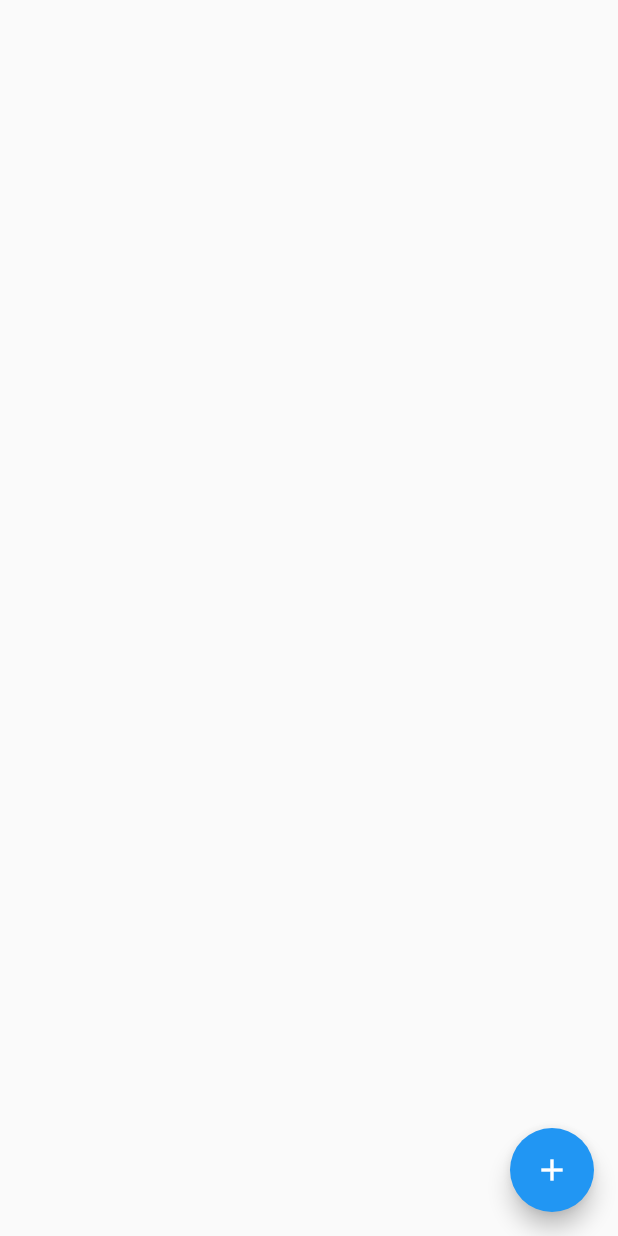
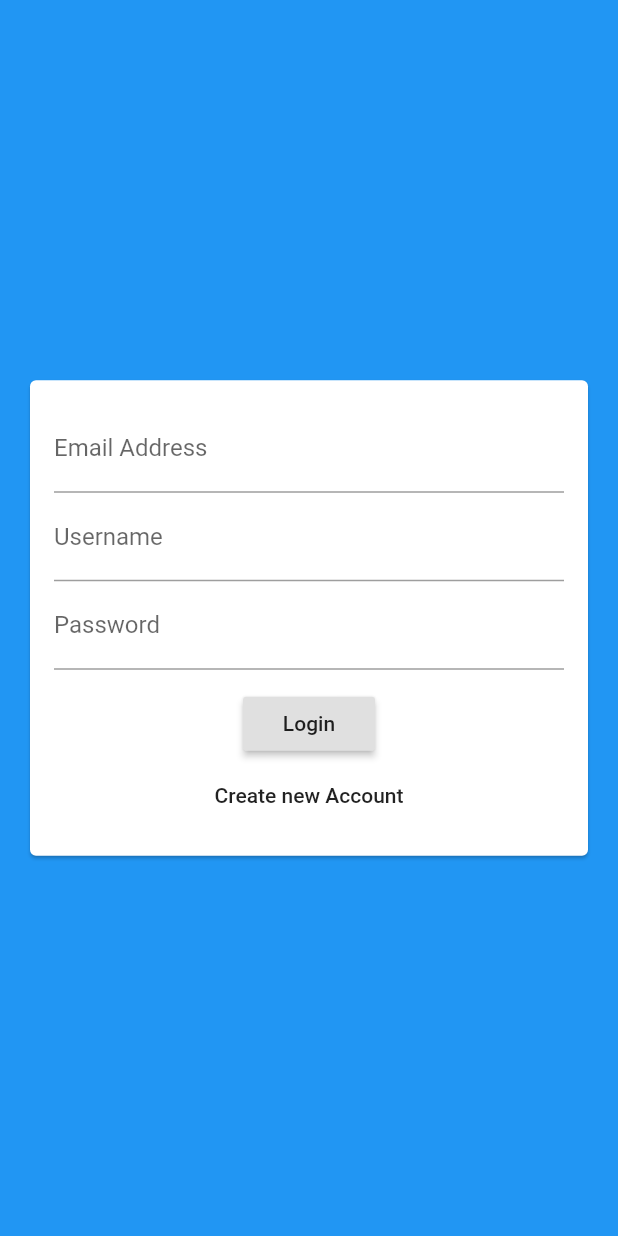
Before and after one commit to harleenkaurchadha/chat_app, a Flutter app: the screen it shows after launch, on a phone screen of 412 x 824 dp. Run offline on Flutter 3.47's test engine with Material 2 defaults, Android fonts, the phone set to English and light mode, and no system bars; our stand-ins replace cloud_firestore; accounts and stored records are empty.

Commit message:
adding an aurh screen

```diff
--- a/lib/main.dart
+++ b/lib/main.dart
@@ -1,4 +1,4 @@
-
+import './screens/auth_screen.dart';
 import './screens/chat_screen.dart';
 import 'package:flutter/material.dart';
 
@@ -14,7 +14,7 @@ class MyApp extends StatelessWidget {
       theme: ThemeData(
         primarySwatch: Colors.blue,
          ),
-      home: ChatScreen(),
+      home: AuthScreen(),
     );
   }
 }
--- a/lib/screens/auth_screen.dart
+++ b/lib/screens/auth_screen.dart
@@ -0,0 +1,17 @@
+import '../widgets/auth/auth_form.dart';
+import 'package:flutter/material.dart';
+
+class AuthScreen extends StatefulWidget{
+  @override
+  _AuthScreenState createState() => _AuthScreenState();
+}
+
+class _AuthScreenState extends State<AuthScreen> {
+  @override
+  Widget build(BuildContext context) {
+    return Scaffold(
+      backgroundColor: Theme.of(context).primaryColor,
+      body: AuthForm(),
+    );
+  }
+}
--- a/lib/screens/chat_screen.dart
+++ b/lib/screens/chat_screen.dart
@@ -28,8 +28,11 @@ class ChatScreen extends StatelessWidget{
       floatingActionButton: FloatingActionButton(
         child: Icon(Icons.add),
         onPressed: (){
-                                               //emits new values whenever data changes to give it real time aspect
-
+              Firestore.instance
+              .collection('chats/A6pkO1VU0FJNhc8YpM40/messages')
+              .add({
+                'text': 'This was added by clicking the button'
+              });
             }),
       );
   }
--- /dev/null
+++ b/lib/widgets/auth/auth_form.dart
@@ -0,0 +1,57 @@
+import 'package:flutter/material.dart';
+
+class AuthForm extends StatefulWidget{
+  @override
+  _AuthFormState createState() => _AuthFormState();
+}
+
+class _AuthFormState extends State<AuthForm> {
+  @override
+  Widget build(BuildContext context) {
+    return Center(
+      child: Card(
+        margin: EdgeInsets.all(20),
+        child: SingleChildScrollView(
+          child: Padding(
+            padding: EdgeInsets.all(16),
+            child: Form(
+              child: Column(
+                mainAxisSize: MainAxisSize.min,                       //so that column takes as much height as needed
+                children: [
+                 TextFormField(
+                   keyboardType: TextInputType.emailAddress,
+                   decoration: InputDecoration(
+                     labelText: 'Email Address',
+                   ),
+                 ),
+                  TextFormField(
+                    decoration: InputDecoration(
+                      labelText: 'Username',
+                    ),
+                  ),
+                  TextFormField(
+                    decoration: InputDecoration(
+                      labelText: 'Password',
+                    ),
+                    obscureText: true,
+                  ),
+                  SizedBox(height: 12,),
+                  RaisedButton(
+                    child: Text('Login'),
+                    onPressed: (){
+
+                    },
+                  ),
+                  FlatButton(
+                    child: Text('Create new Account'),
+                    onPressed: (){},
+                  ),
+                ],
+              ),
+            ),
+          ),
+        ),
+      ),
+    );
+  }
+}
```
Also changed, not shown: 18 other files.
